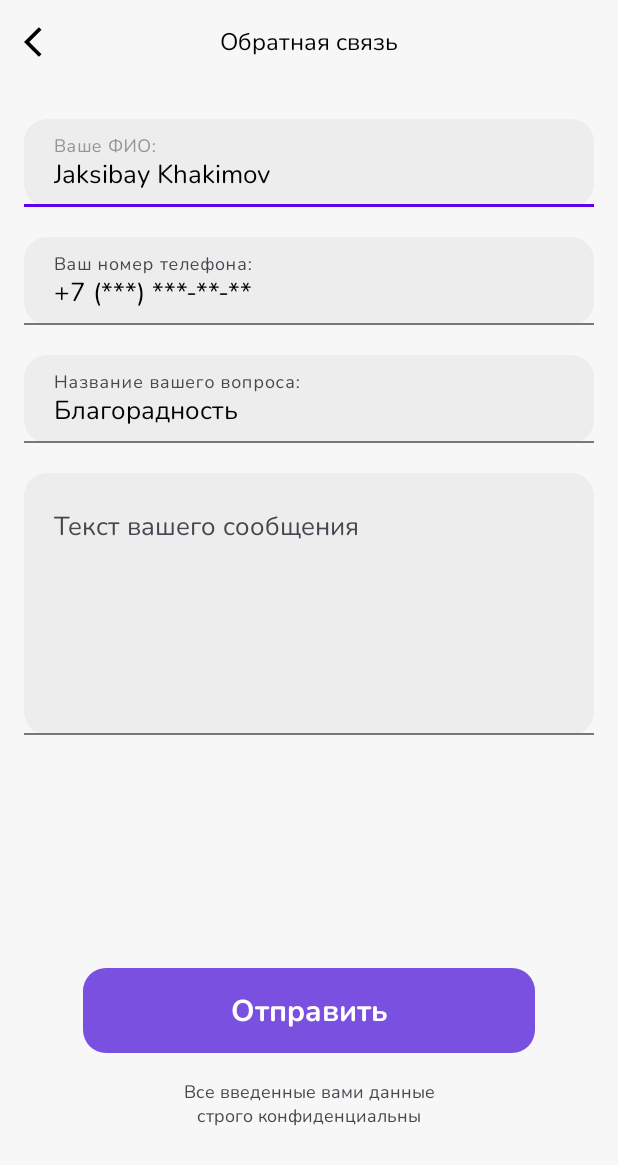
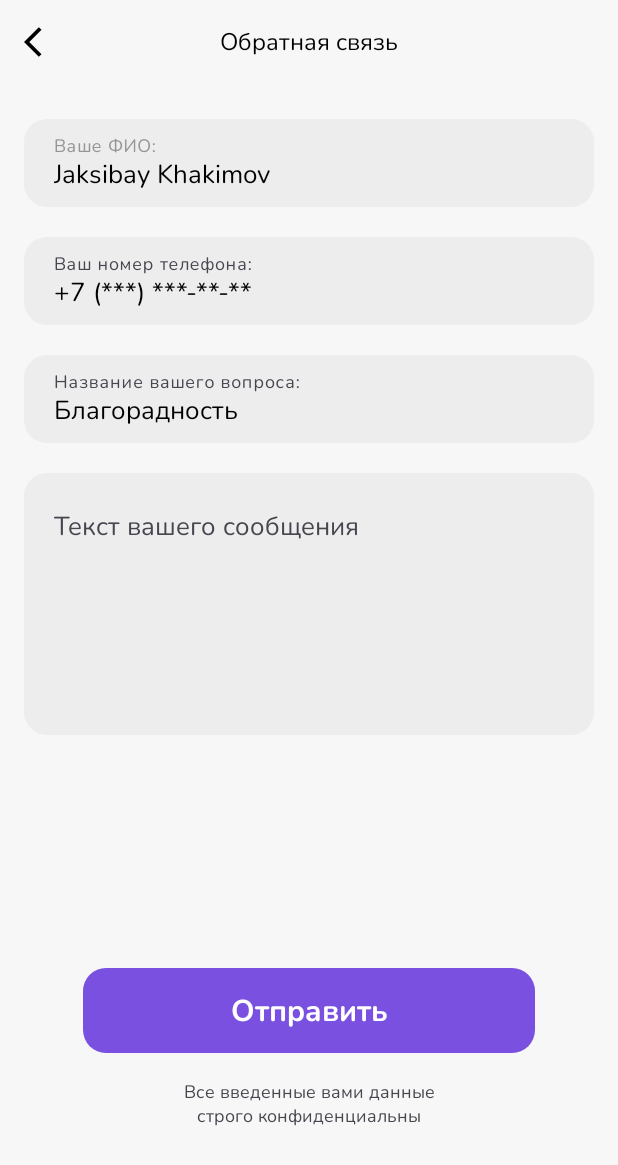
Before and after one commit to djakonystar/AntiSihr, an Android app: the layout screen_feedback.xml on its own in the app's theme, with its tools: preview values and no code run, on a phone screen of 412 x 824 dp. Shown: the top 1165 px of the screen. Run offline under Robolectric (Android 15) with nearby library versions, the phone set to English and light mode, and no system bars.

Commit message:
removed underline from textFields

```diff
--- a/app/src/main/res/layout/screen_feedback.xml
+++ b/app/src/main/res/layout/screen_feedback.xml
@@ -37,6 +37,8 @@
         android:layout_marginHorizontal="16dp"
         android:layout_marginTop="40dp"
         android:hint="Ваше ФИО:"
+        app:boxStrokeWidth="0dp"
+        app:boxStrokeWidthFocused="0dp"
         app:hintTextColor="#959595"
         app:layout_constraintTop_toBottomOf="@id/tv_title">
 
@@ -63,6 +65,8 @@
         android:layout_marginHorizontal="16dp"
         android:layout_marginTop="20dp"
         android:hint="Ваш номер телефона:"
+        app:boxStrokeWidth="0dp"
+        app:boxStrokeWidthFocused="0dp"
         app:hintTextColor="#959595"
         app:layout_constraintTop_toBottomOf="@id/til_name">
 
@@ -89,6 +93,8 @@
         android:layout_marginHorizontal="16dp"
         android:layout_marginTop="20dp"
         android:hint="Название вашего вопроса:"
+        app:boxStrokeWidth="0dp"
+        app:boxStrokeWidthFocused="0dp"
         app:hintTextColor="#959595"
         app:layout_constraintTop_toBottomOf="@id/til_phone">
 
@@ -115,6 +121,8 @@
         android:layout_marginHorizontal="16dp"
         android:layout_marginTop="20dp"
         android:hint="Текст вашего сообщения"
+        app:boxStrokeWidth="0dp"
+        app:boxStrokeWidthFocused="0dp"
         app:hintTextColor="#959595"
         app:layout_constraintTop_toBottomOf="@id/til_topic">
 
```
